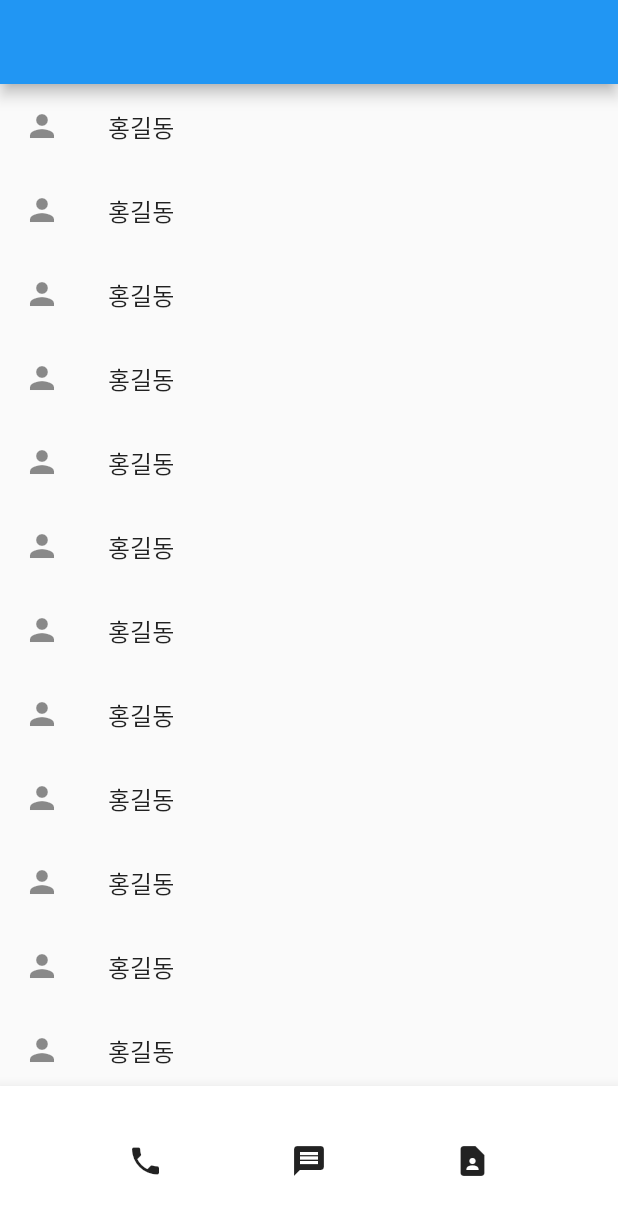
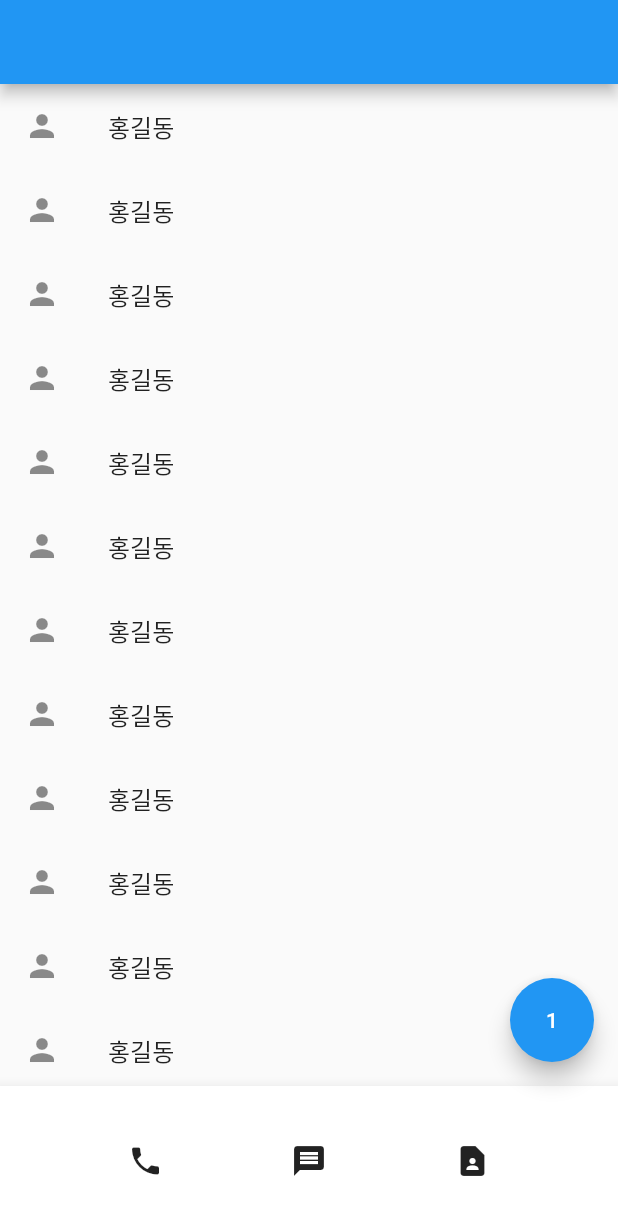
Before and after one commit to daryeongkim/flutter_contact, a Flutter app: the screen it shows after launch, on a phone screen of 412 x 824 dp. Shown: the top 1215 px of the screen. Run offline on Flutter 3.47's test engine with Material 2 defaults, Android fonts, the phone set to English and light mode, and no system bars.

Commit message:
9강 floatingActionButton

```diff
--- a/lib/main.dart
+++ b/lib/main.dart
@@ -2,11 +2,13 @@ import 'package:flutter/material.dart';
 
 void main() {
   // app 구동시켜주세요~
-  runApp(const MyApp());
+  runApp(MyApp());
 }
 
 class MyApp extends StatelessWidget {
-  const MyApp({Key? key}) : super(key: key);
+  MyApp({Key? key}) : super(key: key);
+  var a = 1;
+
   @override
   Widget build(BuildContext context) {
 
@@ -14,6 +16,13 @@ class MyApp extends StatelessWidget {
     // Cupertino어쩌구()-> 아이폰 ui 위젯을 사용 가능
     return MaterialApp(
       home: Scaffold(
+        floatingActionButton: FloatingActionButton(
+            child: Text(a.toString()),
+            onPressed: (){
+                a++;
+
+              },
+        ),
         appBar: AppBar(),
         // ListView : 스크롤바 생김, 스크롤 위치 감지 가능, 메모리 절약
         body: ListView.builder(
```
